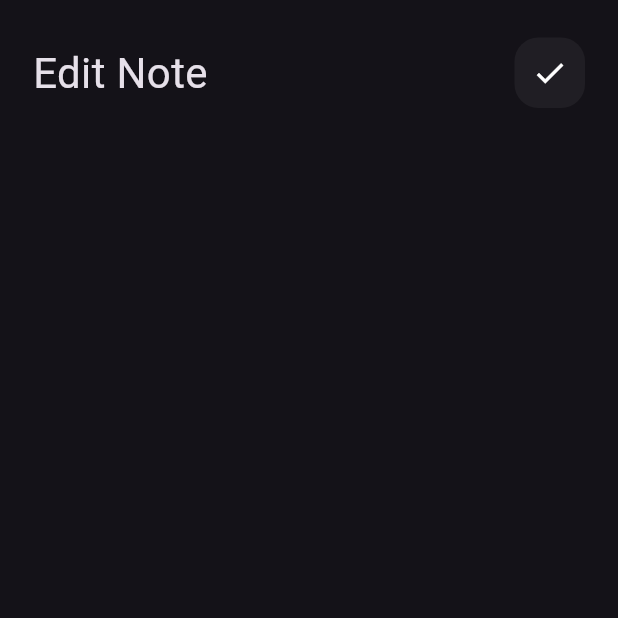
After one commit to nobil22/Notes_App_Flutter, a Flutter app: the screen it shows after launch, after a tap on "Flutter Tipes", on a phone screen of 412 x 824 dp, the top half of it. The commit adds this screen. Run offline on Flutter 3.47's test engine with Material 3 defaults, Android fonts, the phone set to English and light mode, and no system bars; Roboto replaces fonts that are missing (Poppins).

Commit message:
add custom appbar

```diff
--- /dev/null
+++ b/lib/views/edit_view_.dart
@@ -0,0 +1,13 @@
+import 'package:flutter/material.dart';
+import 'package:note_app/widgets/edit_view_body.dart';
+
+class EditView extends StatelessWidget {
+  const EditView({super.key});
+
+  @override
+  Widget build(BuildContext context) {
+    return const Scaffold(
+      body: EditViewBody(),
+    );
+  }
+}
--- a/lib/widgets/custom_appbar.dart
+++ b/lib/widgets/custom_appbar.dart
@@ -2,15 +2,18 @@ import 'package:flutter/material.dart';
 import 'package:note_app/widgets/custom_serch_icon.dart';
 
 class CustomAppbar extends StatelessWidget {
-  const CustomAppbar({super.key});
-
+  const CustomAppbar({super.key, required this.title, required this.icon});
+final String title;
+final IconData icon;
   @override
   Widget build(BuildContext context) {
     return Row(
       children: [
-        Text('Notes ',style: TextStyle(fontSize: 28),),
+        Text(title,style: TextStyle(fontSize: 28),),
         Spacer(),
-        CustomSerchIcon(),
+        CustomSerchIcon(
+          icon: icon,
+        ),
       ],
     );
   }
--- a/lib/widgets/custom_serch_icon.dart
+++ b/lib/widgets/custom_serch_icon.dart
@@ -1,8 +1,8 @@
 import 'package:flutter/material.dart';
 
 class CustomSerchIcon extends StatelessWidget {
-  const CustomSerchIcon({super.key});
-
+  const CustomSerchIcon({super.key, required this.icon});
+final IconData icon;
   @override
   Widget build(BuildContext context) {
     return Container(
@@ -11,9 +11,9 @@ class CustomSerchIcon extends StatelessWidget {
       decoration: BoxDecoration(
           color: Colors.white.withOpacity(0.05),
           borderRadius: BorderRadius.circular(16)),
-      child: const Center(
+      child:  Center(
         child: Icon(
-          Icons.search,
+          icon,
           size: 24,
         ),
       ),
--- /dev/null
+++ b/lib/widgets/edit_view_body.dart
@@ -0,0 +1,19 @@
+import 'package:flutter/material.dart';
+import 'package:note_app/widgets/custom_appbar.dart';
+
+class EditViewBody extends StatelessWidget {
+  const EditViewBody({super.key});
+
+  @override
+  Widget build(BuildContext context) {
+    return  const Padding(
+      padding: EdgeInsets.symmetric(horizontal: 22),
+      child: Column(
+        children: [
+          SizedBox(height:25 ,),
+          CustomAppbar(title: 'Edit Note', icon: Icons.check)
+        ],
+      ),
+    );
+  }
+}
--- a/lib/widgets/note_item.dart
+++ b/lib/widgets/note_item.dart
@@ -1,4 +1,5 @@
 import 'package:flutter/material.dart';
+import 'package:note_app/views/edit_view_.dart';
 
 class NoteItem extends StatelessWidget {
   const NoteItem({super.key});
@@ -6,7 +7,14 @@ class NoteItem extends StatelessWidget {
   @override
   Widget build(BuildContext context) {
 
-      return  Container(
+      return  GestureDetector(
+        onTap: () {
+          Navigator.push(context, MaterialPageRoute(builder: (context)
+          {
+            return EditView();
+          },),);
+        },
+        child: Container(
 
 
             decoration: BoxDecoration(
@@ -52,6 +60,7 @@ class NoteItem extends StatelessWidget {
             ),
 
 
+        ),
       );
   }
 }
--- a/lib/widgets/notes_view_body.dart
+++ b/lib/widgets/notes_view_body.dart
@@ -15,7 +15,10 @@ class NotesViewBody extends StatelessWidget {
           SizedBox(
             height: 25,
           ),
-          CustomAppbar(),
+          CustomAppbar(
+            title: 'Notes',
+            icon: Icons.search,
+          ),
           Expanded(child: NotesListView()),
 
         ],
```
Lines whose indentation alone changed are shown as unchanged.
